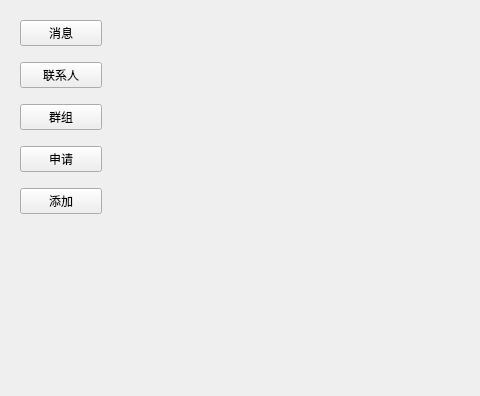
This is src/largeWidget/mainform.ui in az7792/MyChat as Qt 5 draws it before an edit; both pictures show x 0 to 480 and y 0 to 396 of the 701 by 396 pixel window. The edited form follows.
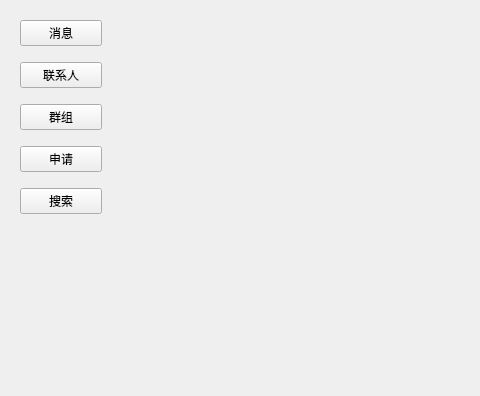
This is the edited form. Custom widgets are drawn as their Qt base class.

Commit message: 搜索界面基本完成

Diff of the .ui file:
```diff
--- a/src/largeWidget/mainform.ui
+++ b/src/largeWidget/mainform.ui
@@ -118,7 +118,7 @@
       <item>
        <widget class="QPushButton" name="addButton">
         <property name="text">
-         <string>添加</string>
+         <string>搜索</string>
         </property>
        </widget>
       </item>
```
The commit also changes 11 other files.
